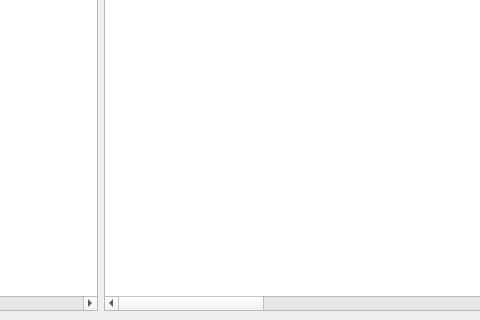
Before: the Qt Designer form ui/statistics_doctor_count.ui in picacat/pymedical, drawn with Qt 5; both pictures show x 496 to 976 and y 545 to 865 of the 1114 by 865 pixel window.
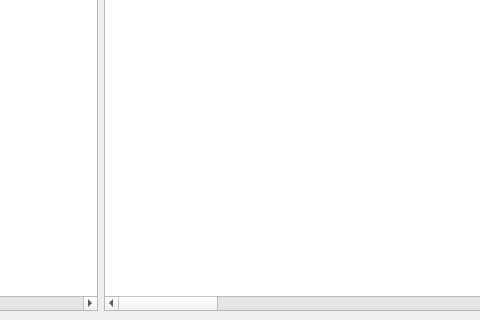
After: the same form once the commit is applied. Icons and pictures are not drawn.

The edit to the form file:
```diff
--- a/ui/statistics_doctor_count.ui
+++ b/ui/statistics_doctor_count.ui
@@ -570,6 +570,16 @@
                   <string>門診傷科</string>
                  </property>
                 </column>
+                <column>
+                 <property name="text">
+                  <string>門診中傷</string>
+                 </property>
+                </column>
+                <column>
+                 <property name="text">
+                  <string>門診高傷</string>
+                 </property>
+                </column>
                 <column>
                  <property name="text">
                   <string>針傷合併</string>
@@ -577,7 +587,7 @@
                 </column>
                 <column>
                  <property name="text">
-                  <string>居家訪視</string>
+                  <string>居家內科</string>
                  </property>
                 </column>
                 <column>
@@ -595,6 +605,26 @@
                   <string>居家高針</string>
                  </property>
                 </column>
+                <column>
+                 <property name="text">
+                  <string>居家傷科</string>
+                 </property>
+                </column>
+                <column>
+                 <property name="text">
+                  <string>居家中傷</string>
+                 </property>
+                </column>
+                <column>
+                 <property name="text">
+                  <string>居家高傷</string>
+                 </property>
+                </column>
+                <column>
+                 <property name="text">
+                  <string>居家合併</string>
+                 </property>
+                </column>
                 <column>
                  <property name="text">
                   <string>整合醫療</string>
```
Left out of the diff: 2 changed lines with no effect on the pictures.
